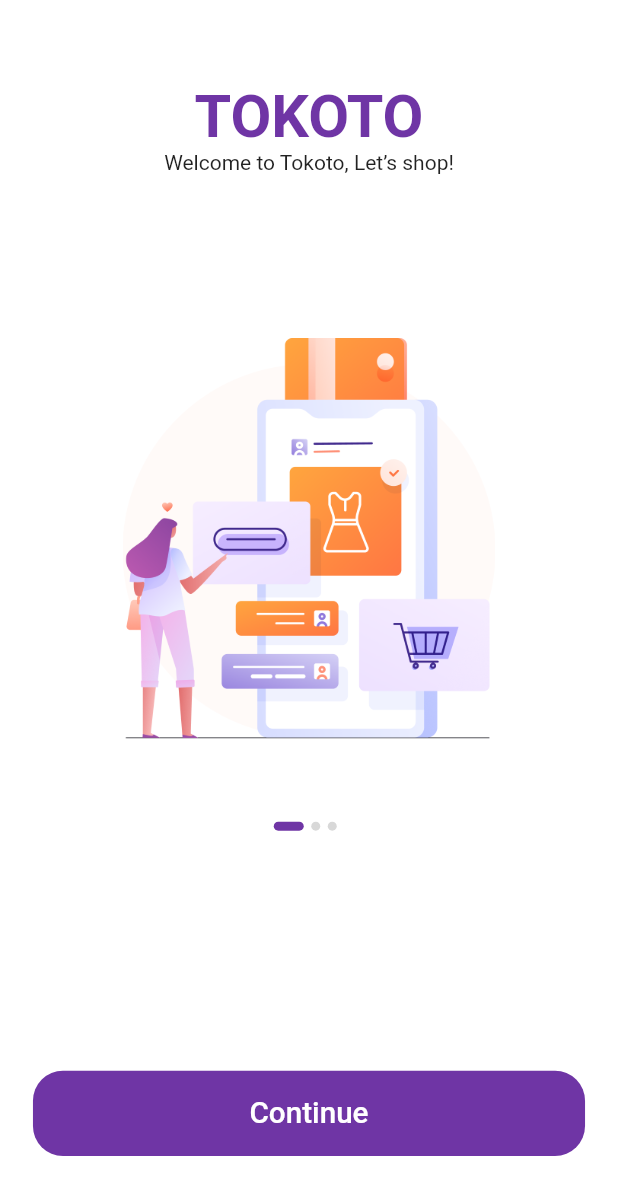
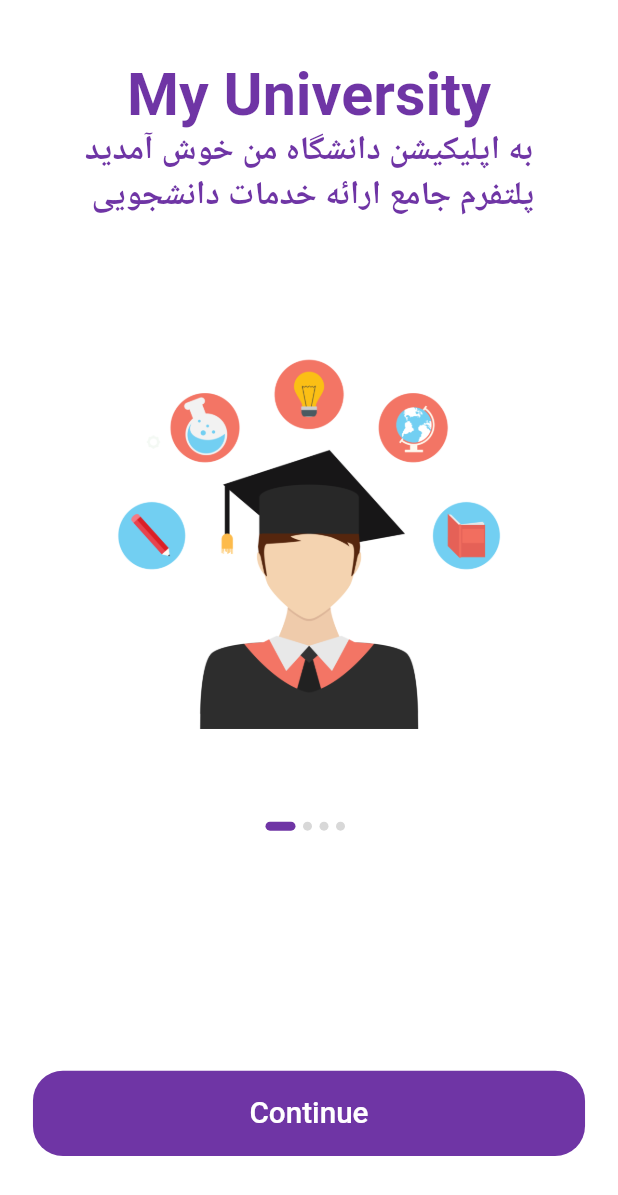
Before and after one commit to My-university-front/front, a Flutter app: the screen it shows after launch, on a phone screen of 412 x 824 dp. Shown: the top 1195 px of the screen. Run offline on Flutter 3.47's test engine with Material 2 defaults, Android fonts, the phone set to English and light mode, and no system bars; our stand-ins replace flutter_svg, modal_progress_hud.

Commit message:
Splash_Page_Arasteh_Mahdi

```diff
--- a/lib/components/splash_content.dart
+++ b/lib/components/splash_content.dart
@@ -17,7 +17,7 @@ class SplashContent extends StatelessWidget {
       children: <Widget>[
         Spacer(),
         Text(
-          "TOKOTO",
+          "My University",
           style: TextStyle(
             fontSize: getProportionateScreenWidth(36),
             color: kPrimaryColor,
@@ -26,6 +26,11 @@ class SplashContent extends StatelessWidget {
         ),
         Text(
           text,
+          style: TextStyle(
+            color: kPrimaryColor,
+            fontWeight: FontWeight.bold,
+            fontSize: getProportionateScreenWidth(20),
+          ),
           textAlign: TextAlign.center,
         ),
         Spacer(flex: 2),
--- a/lib/screens/splash_screen.dart
+++ b/lib/screens/splash_screen.dart
@@ -16,17 +16,25 @@ class _SplashScreenState extends State<SplashScreen> {
   int currentPage = 0;
   List<Map<String, String>> splashData = [
     {
-      "text": "Welcome to Tokoto, Let’s shop!",
-      "image": "assets/images/splash_1.png"
+      "text": "به اپلیکیشن دانشگاه من خوش آمدید \n پلتفرم جامع ارائه خدمات دانشجویی ",
+      "image": "assets/images/screen1.png"
     },
+
     {
       "text":
-      "We help people conect with store \naround United State of America",
-      "image": "assets/images/splash_2.png"
+      "خرید و فروش کتاب و جزوات دانشگاهی",
+      "image": "assets/images/screen2.png"
     },
+
     {
-      "text": "We show the easy way to shop. \nJust stay at home with us",
-      "image": "assets/images/splash_3.png"
+      "text":
+      "سامانه هوشمند رزرو غذای دانشجو",
+      "image": "assets/images/screen3.png"
+    },
+
+    {
+      "text": "مشاوره و راهنمای سوالات دانشجو \n  و هر آنچه یک دانشجو به آن نیاز دارد",
+      "image": "assets/images/screen4.png"
     },
   ];
   @override
```
Also changed, not shown: assets/images/Screenshot 2020-10-31 114049 (1).png (added), assets/images/Screenshot31 114049.jpg (added), assets/images/screen1.png (added), assets/images/screen2.png (added), assets/images/screen3.png (added), assets/images/screen4.png (added).
